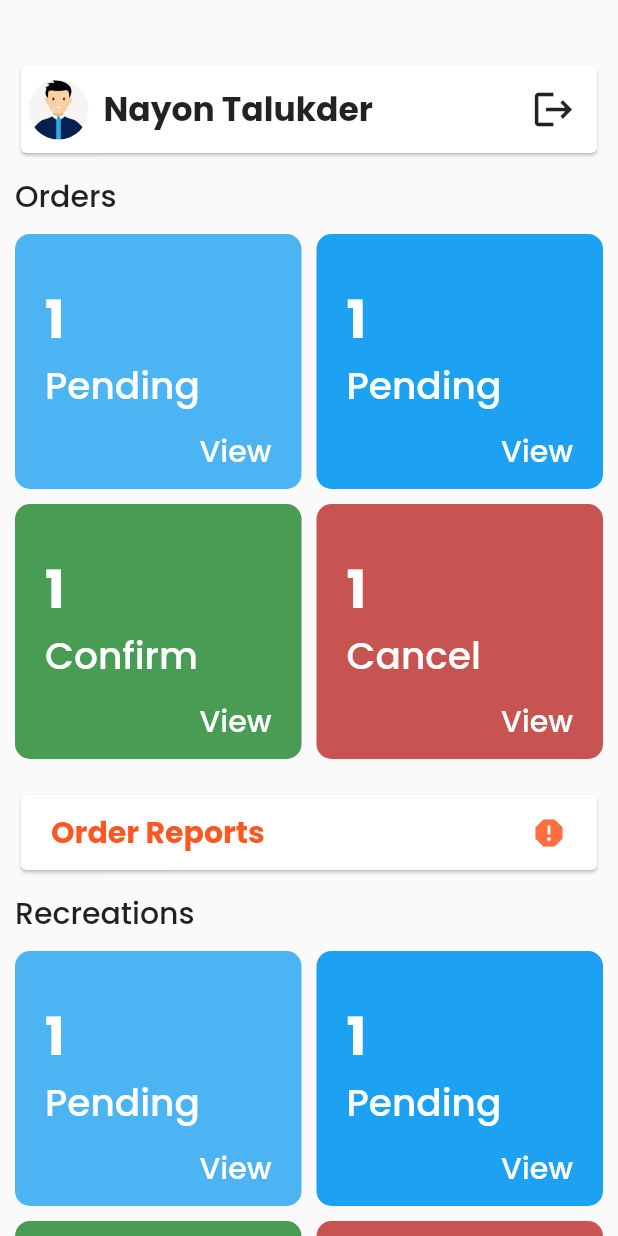
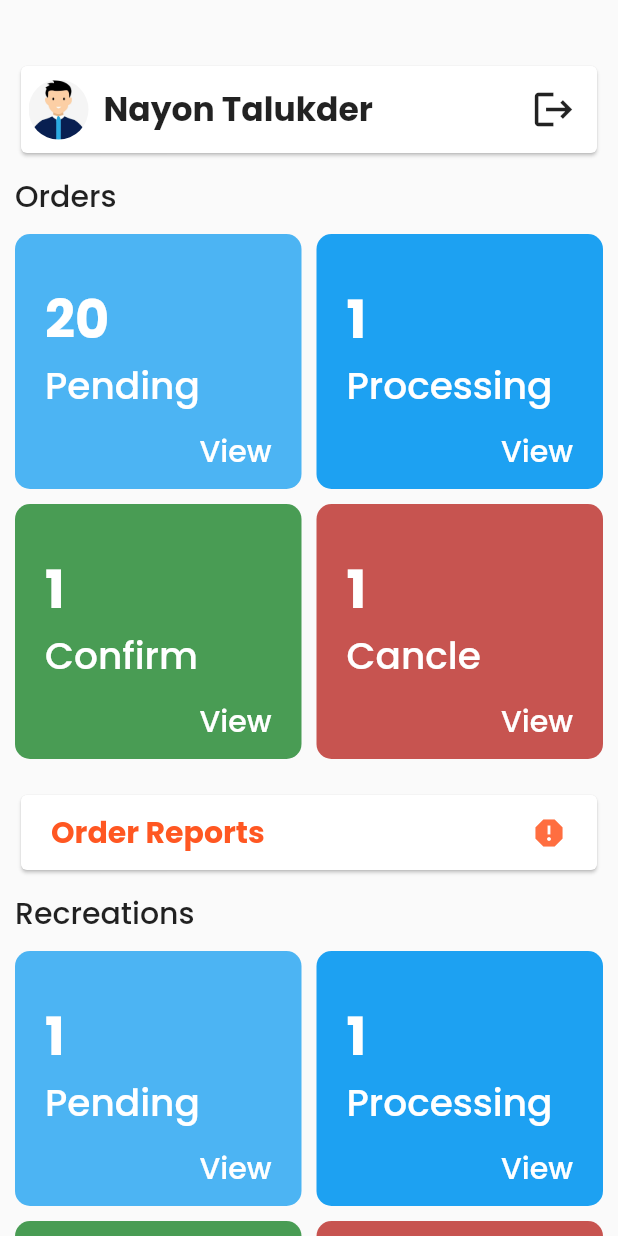
Before and after one commit to nayon-coders/pharmacy-rider, a Flutter app: the HomeScreen screen opened directly, on a phone screen of 412 x 824 dp. Run offline on Flutter 3.47's test engine with Material 2 defaults, Android fonts, the phone set to English and light mode, and no system bars.

```diff
--- a/lib/view/home-screen/home-screen.dart
+++ b/lib/view/home-screen/home-screen.dart
@@ -1,5 +1,6 @@
 import 'package:flutter/material.dart';
 import 'package:pharmacy_rider_apps/Utility/colors.dart';
+import 'package:pharmacy_rider_apps/view/orders/pending-orders/pending-orders.dart';
 
 class HomeScreen extends StatefulWidget {
   const HomeScreen({Key? key}) : super(key: key);
@@ -63,18 +64,50 @@ class _HomeScreenState extends State<HomeScreen> {
                   Row(
                     mainAxisAlignment: MainAxisAlignment.spaceBetween,
                     children: [
-                      DashboardBox("1", "Pending", customColor.pendingColor),
+                      Expanded(
+                        flex: 2,
+                          child: InkWell(
+                            onTap: (){
+                              Navigator.push(context, MaterialPageRoute(
+                                  builder: (context)=>const PendingOrders()));
+                            },
+                            child: DashboardBox("20", "Pending", customColor.pendingColor),
+                          )
+                      ),
+
+
                       SizedBox(width: 10,),
-                      DashboardBox("1", "Pending", customColor.processingColor),
+                      Expanded(
+                          flex: 2,
+                          child: InkWell(
+                            onTap: (){},
+                            child: DashboardBox("1", "Processing", customColor.processingColor),
+                          )
+                      ),
+
                     ],
                   ),
                   const SizedBox(height: 10,),
                   Row(
                     mainAxisAlignment: MainAxisAlignment.spaceBetween,
                     children: [
-                      DashboardBox("1", "Confirm", customColor.confirmColor),
-                      const SizedBox(width: 10,),
-                      DashboardBox("1", "Cancel", customColor.cancelColor),
+                      Expanded(
+                          flex: 2,
+                          child: InkWell(
+                            onTap: (){},
+                            child: DashboardBox("1", "Confirm", customColor.confirmColor),
+                          )
+                      ),
+
+
+                      SizedBox(width: 10,),
+                      Expanded(
+                          flex: 2,
+                          child: InkWell(
+                            onTap: (){},
+                            child: DashboardBox("1", "Cancle", customColor.cancelColor),
+                          )
+                      ),
                     ],
                   ),
 
@@ -116,21 +149,48 @@ class _HomeScreenState extends State<HomeScreen> {
                   Row(
                     mainAxisAlignment: MainAxisAlignment.spaceBetween,
                     children: [
-                      DashboardBox("1", "Pending", customColor.pendingColor),
+                      Expanded(
+                          flex: 2,
+                          child: GestureDetector(
+                            onTap: (){},
+                            child: DashboardBox("1", "Pending", customColor.pendingColor),
+                          )
+                      ),
+
+
                       SizedBox(width: 10,),
-                      DashboardBox("1", "Pending", customColor.processingColor),
+                      Expanded(
+                          flex: 2,
+                          child: GestureDetector(
+                            onTap: (){},
+                            child: DashboardBox("1", "Processing", customColor.processingColor),
+                          )
+                      ),
                     ],
                   ),
                   const SizedBox(height: 10,),
                   Row(
                     mainAxisAlignment: MainAxisAlignment.spaceBetween,
                     children: [
-                      DashboardBox("1", "Confirm", customColor.confirmColor),
-                      const SizedBox(width: 10,),
-                      DashboardBox("1", "Cancel", customColor.cancelColor),
+                      Expanded(
+                          flex: 2,
+                          child: InkWell(
+                            onTap: (){},
+                            child: DashboardBox("1", "Confirm", customColor.confirmColor),
+                          )
+                      ),
+
+
+                      SizedBox(width: 10,),
+                      Expanded(
+                          flex: 2,
+                          child: InkWell(
+                            onTap: (){},
+                            child: DashboardBox("1", "Cancle", customColor.cancelColor),
+                          )
+                      ),
                     ],
                   ),
-
 
                 ],
               ),
@@ -148,9 +208,7 @@ class DashboardBox extends StatelessWidget {
   DashboardBox(this.Number, this.Value, this.color);
   @override
   Widget build(BuildContext context) {
-    return Expanded(
-      flex: 2,
-      child: Material(
+    return Material(
         child: Container(
           padding: const EdgeInsets.only(left: 20, top: 30, right: 20),
           height: 170,
@@ -190,7 +248,6 @@ class DashboardBox extends StatelessWidget {
             ],
           ),
         ),
-      ),
     );
   }
 }
```
Also changed, not shown: lib/view/orders/order-details.dart (added, +19 -0 lines), lib/view/orders/pending-orders/pending-orders.dart (added, +90 -0 lines), pubspec.lock.
